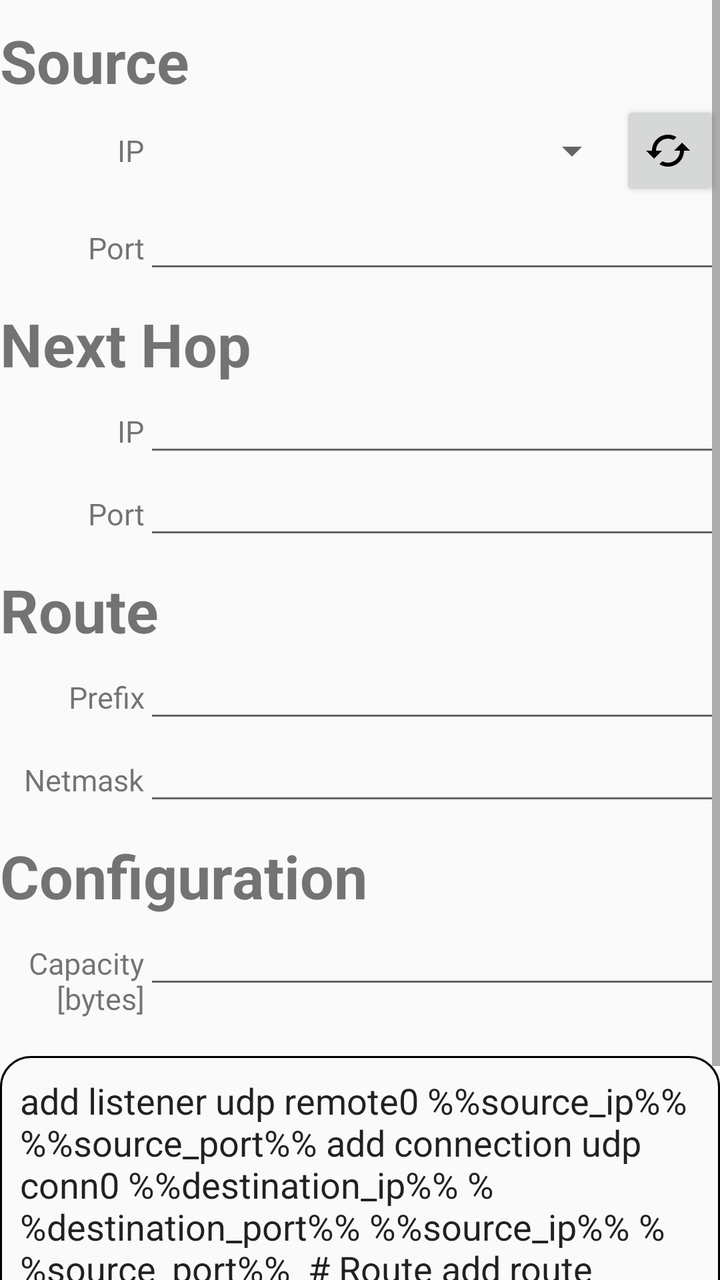
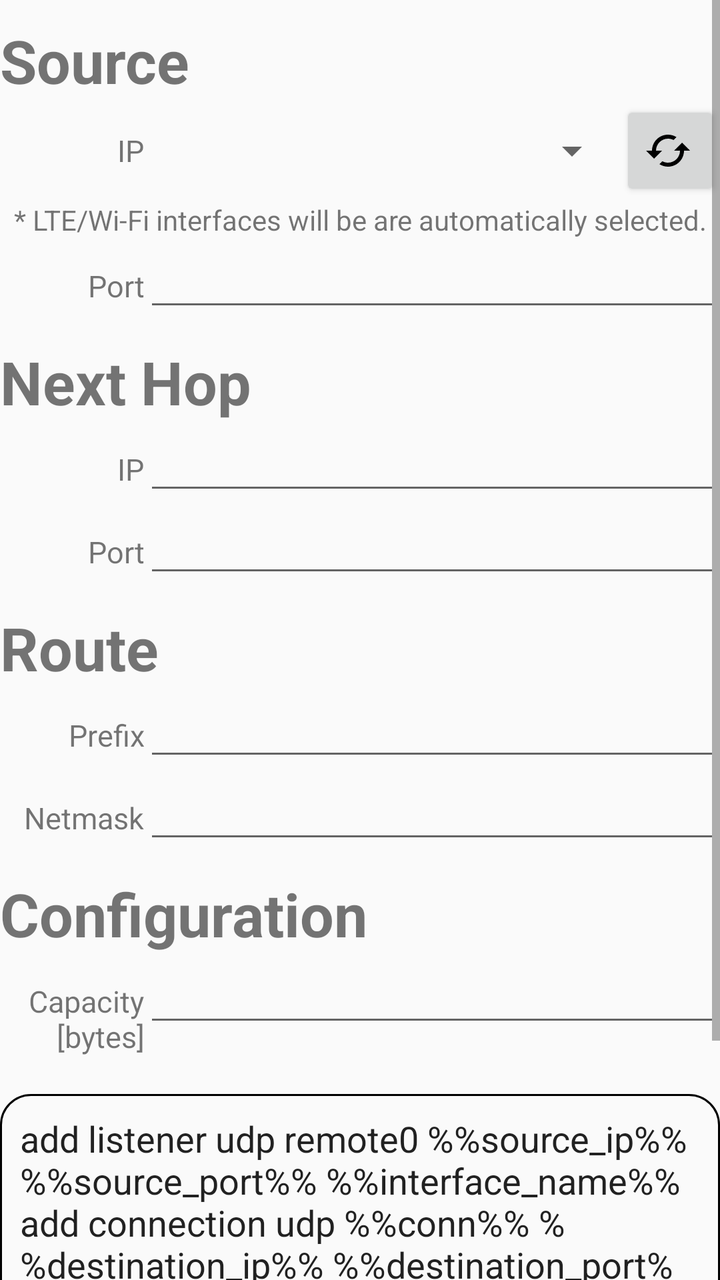

Compare the two renders of this Android layout. The source of the first and the diff that turns it into the second are given below.
<!-- AndroidManifest.xml: application theme AppTheme -->
<!-- res/layout/activity_forwarder_android.xml -->
<?xml version="1.0" encoding="utf-8"?>
<android.support.constraint.ConstraintLayout xmlns:android="http://schemas.android.com/apk/res/android"
    xmlns:app="http://schemas.android.com/apk/res-auto"
    xmlns:tools="http://schemas.android.com/tools"
    android:layout_width="match_parent"
    android:layout_height="match_parent"
    tools:context="icn.forwarder.com.forwarderandroid.ForwarderAndroidActivity">

    <ScrollView
        android:layout_width="match_parent"
        android:layout_height="match_parent">

        <LinearLayout
            android:layout_width="match_parent"
            android:layout_height="wrap_content"
            android:orientation="vertical">

            <TextView
                android:layout_width="wrap_content"
                android:layout_height="wrap_content"
                android:layout_marginTop="10dp"
                android:gravity="left"
                android:text="@string/source"
                android:textSize="30sp"
                android:textStyle="bold" />

            <LinearLayout
                android:layout_width="fill_parent"
                android:layout_height="wrap_content"
                android:orientation="horizontal">

                <LinearLayout
                    android:layout_width="match_parent"
                    android:layout_height="match_parent"
                    android:layout_weight="4"
                    android:gravity="right|center_vertical">

                    <TextView
                        android:layout_width="match_parent"
                        android:layout_height="match_parent"
                        android:gravity="right|center_vertical"
                        android:inputType="text"
                        android:text="@string/source_ip"
                        android:textSize="15sp" />
                </LinearLayout>

                <LinearLayout
                    android:layout_width="match_parent"
                    android:layout_height="wrap_content"
                    android:layout_weight="1"
                    android:gravity="right|center_vertical">

                    <Spinner
                        android:id="@+id/source_ip_spinner"
                        android:layout_width="0dip"
                        android:layout_height="wrap_content"
                        android:layout_weight="20" />

                    <Button
                        android:id="@+id/source_ip_refresh_button"
                        android:layout_width="50sp"
                        android:layout_height="50sp"
                        android:drawableLeft="@drawable/ic_cached_black_24px" />
                </LinearLayout>


            </LinearLayout>

            <LinearLayout
                android:layout_width="fill_parent"
                android:layout_height="wrap_content"
                android:orientation="horizontal">

                <TextView
                    android:layout_width="match_parent"
                    android:layout_height="wrap_content"
                    android:layout_weight="4"
                    android:gravity="right|center_vertical"
                    android:inputType="text"
                    android:text="@string/source_port"
                    android:textSize="15sp" />

                <EditText
                    android:id="@+id/source_port_editext"
                    android:layout_width="match_parent"
                    android:layout_height="wrap_content"
                    android:layout_weight="1"
                    android:gravity="left"
                    android:imeOptions="actionNext"
                    android:inputType="number"
                    android:singleLine="true" />

            </LinearLayout>


            <TextView
                android:layout_width="wrap_content"
                android:layout_height="wrap_content"
                android:layout_marginTop="10dp"
                android:gravity="left"
                android:text="@string/next_hop"
                android:textSize="30sp"
                android:textStyle="bold" />

            <LinearLayout
                android:layout_width="fill_parent"
                android:layout_height="wrap_content"
                android:orientation="horizontal">

                <TextView
                    android:layout_width="match_parent"
                    android:layout_height="wrap_content"
                    android:layout_weight="4"
                    android:gravity="right|center_vertical"
                    android:inputType="text"
                    android:text="@string/next_hop_ip"
                    android:textSize="15sp" />

                <EditText
                    android:id="@+id/next_hop_ip_editext"
                    android:layout_width="match_parent"
                    android:layout_height="wrap_content"
                    android:layout_weight="1"
                    android:gravity="left"
                    android:imeOptions="actionNext"
                    android:inputType="text"
                    android:singleLine="true" />


            </LinearLayout>

            <LinearLayout
                android:layout_width="fill_parent"
                android:layout_height="wrap_content"
                android:orientation="horizontal">

                <TextView
                    android:layout_width="match_parent"
                    android:layout_height="wrap_content"
                    android:layout_weight="4"
                    android:gravity="right|center_vertical"
                    android:inputType="text"
                    android:text="@string/next_hop_port"
                    android:textSize="15sp" />

                <EditText
                    android:id="@+id/next_hop_port_editext"
                    android:layout_width="match_parent"
                    android:layout_height="wrap_content"
                    android:layout_weight="1"
                    android:gravity="left"
                    android:imeOptions="actionNext"
                    android:inputType="number"
                    android:singleLine="true" />

            </LinearLayout>

            <TextView
                android:layout_width="wrap_content"
                android:layout_height="wrap_content"
                android:layout_marginTop="10dp"
                android:gravity="left"
                android:text="@string/route"
                android:textSize="30sp"
                android:textStyle="bold" />

            <LinearLayout
                android:layout_width="fill_parent"
                android:layout_height="wrap_content"
                android:orientation="horizontal">

                <TextView
                    android:layout_width="match_parent"
                    android:layout_height="wrap_content"
                    android:layout_weight="4"
                    android:gravity="right|center_vertical"
                    android:inputType="text"
                    android:text="@string/prefix"
                    android:textSize="15sp" />

                <EditText
                    android:id="@+id/prefix_editext"
                    android:layout_width="match_parent"
                    android:layout_height="wrap_content"
                    android:layout_weight="1"
                    android:gravity="left"
                    android:imeOptions="actionNext"
                    android:inputType="text"
                    android:singleLine="true" />


            </LinearLayout>

            <LinearLayout
                android:layout_width="fill_parent"
                android:layout_height="wrap_content"
                android:orientation="horizontal">

                <TextView
                    android:layout_width="match_parent"
                    android:layout_height="wrap_content"
                    android:layout_weight="4"
                    android:gravity="right|center_vertical"
                    android:inputType="text"
                    android:text="@string/netmask"
                    android:textSize="15sp" />

                <EditText
                    android:id="@+id/netmask_edittext"
                    android:layout_width="match_parent"
                    android:layout_height="wrap_content"
                    android:layout_weight="1"
                    android:gravity="left"
                    android:imeOptions="actionNext"
                    android:inputType="text"
                    android:singleLine="true" />
            </LinearLayout>


            <TextView
                android:layout_width="wrap_content"
                android:layout_height="wrap_content"
                android:layout_marginTop="10dp"
                android:gravity="left"
                android:text="@string/configuration"
                android:textSize="30sp"
                android:textStyle="bold" />

            <LinearLayout
                android:layout_width="fill_parent"
                android:layout_height="wrap_content"
                android:orientation="horizontal">

                <TextView
                    android:layout_width="match_parent"
                    android:layout_height="60sp"
                    android:layout_weight="4"
                    android:gravity="right|center_vertical"
                    android:text="@string/capacity"
                    android:textSize="15sp" />

                <EditText
                    android:id="@+id/capacity_edittext"
                    android:layout_width="match_parent"
                    android:layout_height="wrap_content"
                    android:layout_weight="1"
                    android:gravity="left"
                    android:imeOptions="actionNext"
                    android:inputType="number"
                    android:singleLine="true" />
            </LinearLayout>


            <android.support.v4.widget.NestedScrollView

                android:layout_width="fill_parent"
                android:layout_height="200dp"
                android:layout_marginTop="10dp"
                android:background="@drawable/border">

                <EditText
                    android:id="@+id/configuration_edittext"
                    android:layout_width="fill_parent"
                    android:layout_height="fill_parent"
                    android:background="@android:color/transparent"
                    android:ems="10"
                    android:inputType="textMultiLine"
                    android:text="add listener udp remote0 %%source_ip%% %%source_port%% add connection udp conn0 %%destination_ip%% %%destination_port%% %%source_ip%% %%source_port%%  # Route add route conn0 ccnx:/webserver 1# Local listeners add listener tcp local0 127.0.0.1 9695 add listener udp local1 127.0.0.1 9695  # Remote face add listener udp remote0 %%source_ip%% %%source_port%% add connection udp conn0 %%destination_ip%% %%destination_port%% %%source_ip%% %%source_port%%  # Route add route conn0 ccnx:/webserver 1# Local listeners add listener tcp local0 127.0.0.1 9695 add listener udp local1 127.0.0.1 9695  # Remote face add listener udp remote0 %%source_ip%% %%source_port%% add connection udp conn0 %%destination_ip%% %%destination_port%% %%source_ip%% %%source_port%%  # Route add route conn0 ccnx:/webserver 1# Local listeners add listener tcp local0 127.0.0.1 9695 add listener udp local1 127.0.0.1 9695  # Remote face add listener udp remote0 %%source_ip%% %%source_port%% add connection udp conn0 %%destination_ip%% %%destination_port%% %%source_ip%% %%source_port%%  # Route add route conn0 ccnx:/webserver 1# Local listeners add listener tcp local0 127.0.0.1 9695 add listener udp local1 127.0.0.1 9695  # Remote face add listener udp remote0 %%source_ip%% %%source_port%% add connection udp conn0 %%destination_ip%% %%destination_port%% %%source_ip%% %%source_port%%  # Route add route conn0 ccnx:/webserver 1"
                    app:layout_constraintVertical_bias="0.33999997" />
            </android.support.v4.widget.NestedScrollView>


            <Switch
                android:id="@+id/forwarder_switch"
                android:layout_width="wrap_content"
                android:layout_height="wrap_content"
                android:layout_gravity="center"
                android:text="Disabled"
                android:textSize="30sp" />
        </LinearLayout>
    </ScrollView>
</android.support.constraint.ConstraintLayout>
<!-- resources referenced by this layout -->
<resources>
  <!-- drawable border (drawable) -->
  <?xml version="1.0" encoding="utf-8"?>
  <shape xmlns:android="http://schemas.android.com/apk/res/android">
      <stroke
          android:width="1dp"
          android:color="#000000" />
      <solid
          android:color="#00FFFFFF"
          android:paddingLeft="10dp"
          android:paddingTop="10dp"/>
  
      <padding
          android:left="10dp"
          android:top="10dp"
          android:right="10dp"
          android:bottom="10dp" />
      <corners
          android:bottomRightRadius="15dp"
          android:bottomLeftRadius="15dp"
          android:topLeftRadius="15dp"
          android:topRightRadius="15dp"/>
  </shape>
  <!-- drawable ic_cached_black_24px (drawable) -->
  <vector xmlns:android="http://schemas.android.com/apk/res/android"
          android:width="24dp"
          android:height="24dp"
          android:viewportWidth="24.0"
          android:viewportHeight="24.0">
      <path
          android:pathData="M19,8l-4,4h3c0,3.31 -2.69,6 -6,6 -1.01,0 -1.97,-0.25 -2.8,-0.7l-1.46,1.46C8.97,19.54 10.43,20 12,20c4.42,0 8,-3.58 8,-8h3l-4,-4zM6,12c0,-3.31 2.69,-6 6,-6 1.01,0 1.97,0.25 2.8,0.7l1.46,-1.46C15.03,4.46 13.57,4 12,4c-4.42,0 -8,3.58 -8,8H1l4,4 4,-4H6z"
          android:fillColor="#000000"/>
  </vector>
  <string name="capacity">Capacity [bytes]</string>
  <string name="configuration">Configuration</string>
  <string name="netmask">Netmask</string>
  <string name="next_hop">Next Hop</string>
  <string name="next_hop_ip">IP</string>
  <string name="next_hop_port">Port</string>
  <string name="prefix">Prefix</string>
  <string name="route">Route</string>
  <string name="source">Source</string>
  <string name="source_ip">IP</string>
  <string name="source_port">Port</string>
  <style name="AppTheme" parent="Theme.AppCompat.Light.DarkActionBar">
          
          <item name="colorPrimary">@color/colorPrimary</item>
          <item name="colorPrimaryDark">@color/colorPrimaryDark</item>
          <item name="colorAccent">@color/colorAccent</item>
      </style>
  <color name="colorPrimary">#008577</color>
  <color name="colorPrimaryDark">#00574B</color>
  <color name="colorAccent">#D81B60</color>
</resources>

<!-- the commit's change to res/layout/activity_forwarder_android.xml (unified diff, before → after) -->
@@ -63,8 +63,13 @@
                         android:drawableLeft="@drawable/ic_cached_black_24px" />
                 </LinearLayout>
 
-
-            </LinearLayout>
+            </LinearLayout>
+
+            <TextView
+                android:layout_width="match_parent"
+                android:layout_height="wrap_content"
+                android:gravity="center"
+                android:text="* LTE/Wi-Fi interfaces will be are automatically selected."/>
 
             <LinearLayout
                 android:layout_width="fill_parent"
@@ -265,7 +270,7 @@
                     android:background="@android:color/transparent"
                     android:ems="10"
                     android:inputType="textMultiLine"
-                    android:text="add listener udp remote0 %%source_ip%% %%source_port%% add connection udp conn0 %%destination_ip%% %%destination_port%% %%source_ip%% %%source_port%%  # Route add route conn0 ccnx:/webserver 1# Local listeners add listener tcp local0 127.0.0.1 9695 add listener udp local1 127.0.0.1 9695  # Remote face add listener udp remote0 %%source_ip%% %%source_port%% add connection udp conn0 %%destination_ip%% %%destination_port%% %%source_ip%% %%source_port%%  # Route add route conn0 ccnx:/webserver 1# Local listeners add listener tcp local0 127.0.0.1 9695 add listener udp local1 127.0.0.1 9695  # Remote face add listener udp remote0 %%source_ip%% %%source_port%% add connection udp conn0 %%destination_ip%% %%destination_port%% %%source_ip%% %%source_port%%  # Route add route conn0 ccnx:/webserver 1# Local listeners add listener tcp local0 127.0.0.1 9695 add listener udp local1 127.0.0.1 9695  # Remote face add listener udp remote0 %%source_ip%% %%source_port%% add connection udp conn0 %%destination_ip%% %%destination_port%% %%source_ip%% %%source_port%%  # Route add route conn0 ccnx:/webserver 1# Local listeners add listener tcp local0 127.0.0.1 9695 add listener udp local1 127.0.0.1 9695  # Remote face add listener udp remote0 %%source_ip%% %%source_port%% add connection udp conn0 %%destination_ip%% %%destination_port%% %%source_ip%% %%source_port%%  # Route add route conn0 ccnx:/webserver 1"
+                    android:text="add listener udp remote0 %%source_ip%% %%source_port%% %%interface_name%% add connection udp %%conn%% %%destination_ip%% %%destination_port%% %%source_ip%% %%source_port%%  # Route add route %%conn%% ccnx:/webserver 1# Local listeners add listener tcp local0 127.0.0.1 9695 add listener udp local1 127.0.0.1 9695  # Remote face add listener udp remote0 %%source_ip%% %%source_port%% add connection udp conn0 %%destination_ip%% %%destination_port%% %%source_ip%% %%source_port%%  # Route add route conn0 ccnx:/webserver 1# Local listeners add listener tcp local0 127.0.0.1 9695 add listener udp local1 127.0.0.1 9695  # Remote face add listener udp remote0 %%source_ip%% %%source_port%% add connection udp conn0 %%destination_ip%% %%destination_port%% %%source_ip%% %%source_port%%  # Route add route conn0 ccnx:/webserver 1# Local listeners add listener tcp local0 127.0.0.1 9695 add listener udp local1 127.0.0.1 9695  # Remote face add listener udp remote0 %%source_ip%% %%source_port%% add connection udp conn0 %%destination_ip%% %%destination_port%% %%source_ip%% %%source_port%%  # Route add route conn0 ccnx:/webserver 1# Local listeners add listener tcp local0 127.0.0.1 9695 add listener udp local1 127.0.0.1 9695  # Remote face add listener udp remote0 %%source_ip%% %%source_port%% add connection udp conn0 %%destination_ip%% %%destination_port%% %%source_ip%% %%source_port%%  # Route add route conn0 ccnx:/webserver 1"
                     app:layout_constraintVertical_bias="0.33999997" />
             </android.support.v4.widget.NestedScrollView>
 
